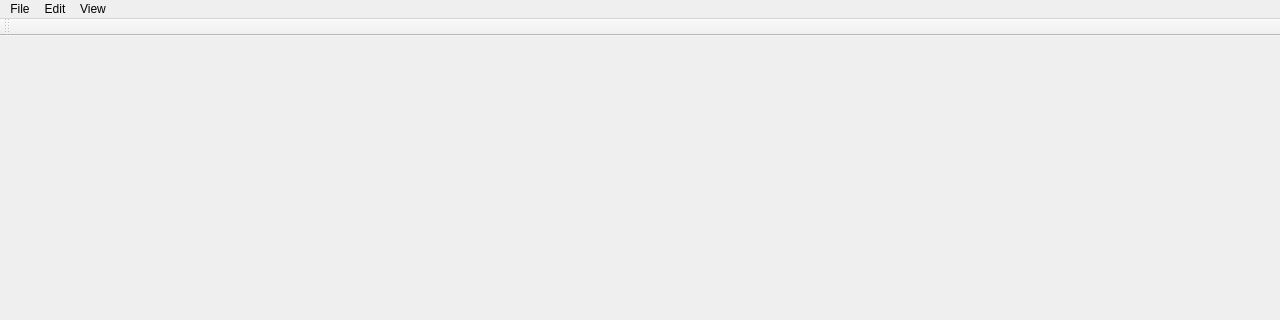
First picture: the form in NandFlashTestGUI/NandFlashTestGUI.ui, repository VenSaber/NandFlashTestGUI, before the edit; both pictures show x 0 to 1280 and y 0 to 320 of the 1280 by 720 pixel window.
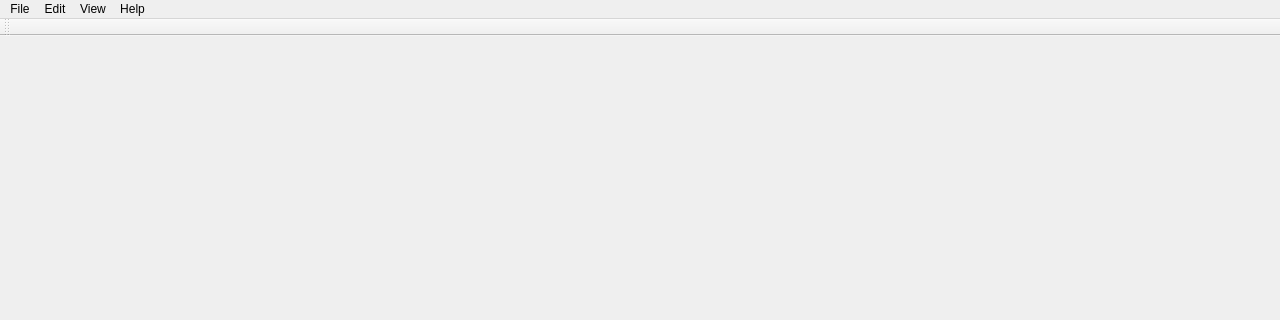
Second picture: the form after the edit.

```diff
--- a/NandFlashTestGUI/NandFlashTestGUI.ui
+++ b/NandFlashTestGUI/NandFlashTestGUI.ui
@@ -38,9 +38,15 @@
      <string>View</string>
     </property>
    </widget>
+   <widget class="QMenu" name="menuHelp">
+    <property name="title">
+     <string>Help</string>
+    </property>
+   </widget>
    <addaction name="menuFile"/>
    <addaction name="menuEdit"/>
    <addaction name="menuView"/>
+   <addaction name="menuHelp"/>
   </widget>
   <widget class="QToolBar" name="mainToolBar">
    <attribute name="toolBarArea">
```
Left out of the diff: 15 changed lines with no effect on the pictures.
